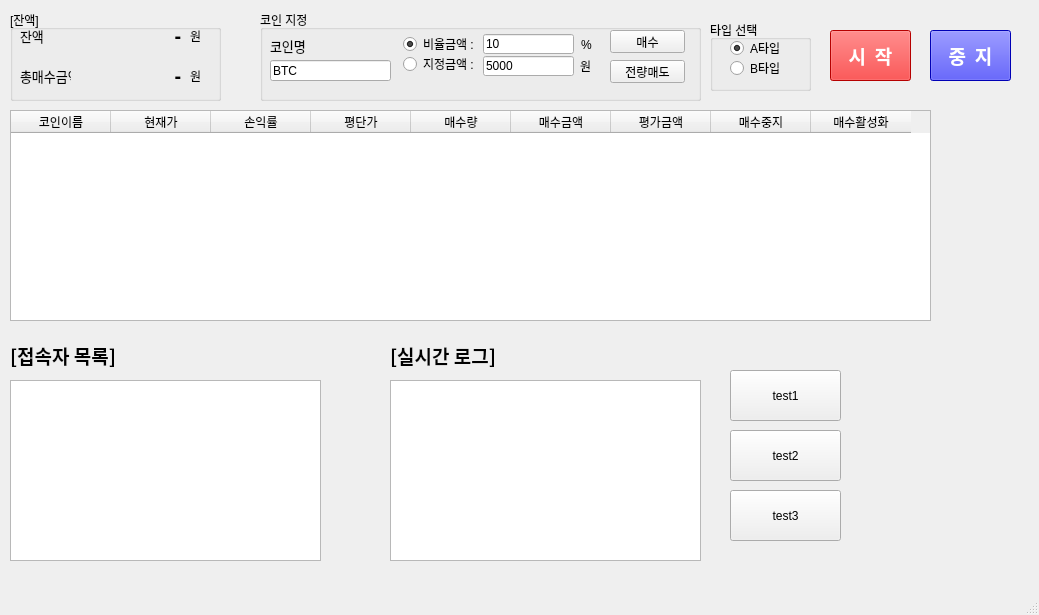
Above: upbit_project/Upbit_followTrading/manage/1103/ui_data/main_server.ui from sun-a-i/mandleda before the change. Below: the same form after it.
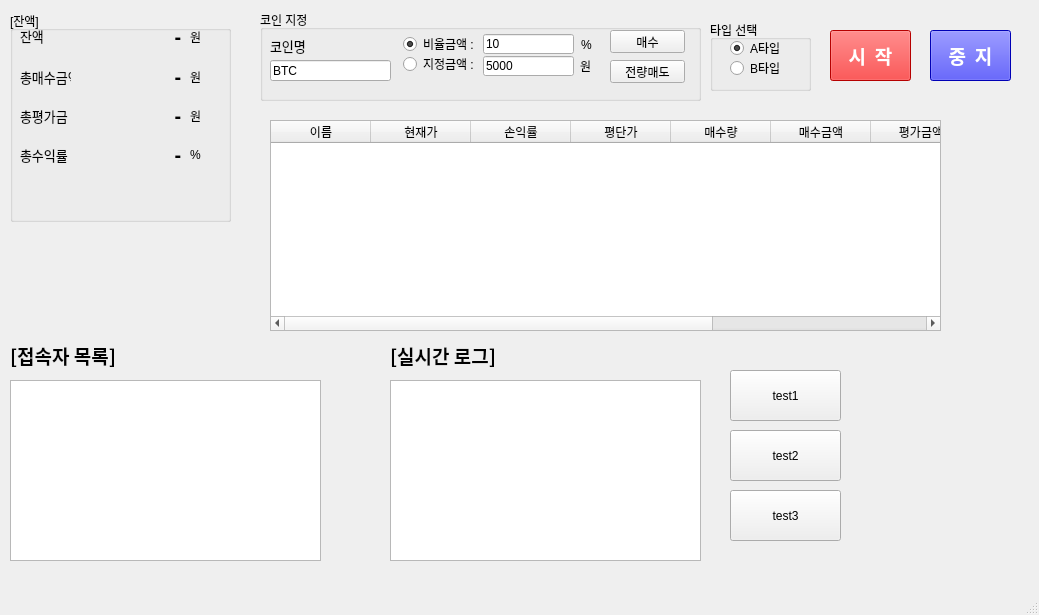
That is the form after the change.

```diff
--- a/upbit_project/Upbit_followTrading/manage/1103/ui_data/main_server.ui
+++ b/upbit_project/Upbit_followTrading/manage/1103/ui_data/main_server.ui
@@ -87,15 +87,15 @@
    <widget class="QTableWidget" name="table_coin">
     <property name="geometry">
      <rect>
-      <x>10</x>
-      <y>110</y>
-      <width>921</width>
+      <x>270</x>
+      <y>120</y>
+      <width>671</width>
       <height>211</height>
      </rect>
     </property>
     <column>
      <property name="text">
-      <string>코인이름</string>
+      <string>이름</string>
      </property>
     </column>
     <column>
@@ -130,12 +130,12 @@
     </column>
     <column>
      <property name="text">
-      <string>매수중지</string>
+      <string>중지</string>
      </property>
     </column>
     <column>
      <property name="text">
-      <string>매수활성화</string>
+      <string>활성화</string>
      </property>
     </column>
    </widget>
@@ -373,9 +373,9 @@
     <property name="geometry">
      <rect>
       <x>10</x>
-      <y>10</y>
-      <width>211</width>
-      <height>91</height>
+      <y>11</y>
+      <width>221</width>
+      <height>211</height>
      </rect>
     </property>
     <property name="title">
@@ -476,6 +476,122 @@
       <set>Qt::AlignRight|Qt::AlignTrailing|Qt::AlignVCenter</set>
      </property>
     </widget>
+    <widget class="QLabel" name="label_7">
+     <property name="geometry">
+      <rect>
+       <x>180</x>
+       <y>89</y>
+       <width>21</width>
+       <height>31</height>
+      </rect>
+     </property>
+     <property name="text">
+      <string>원</string>
+     </property>
+    </widget>
+    <widget class="QLabel" name="label_19">
+     <property name="geometry">
+      <rect>
+       <x>10</x>
+       <y>89</y>
+       <width>51</width>
+       <height>31</height>
+      </rect>
+     </property>
+     <property name="font">
+      <font>
+       <family>Agency FB</family>
+       <pointsize>10</pointsize>
+       <weight>50</weight>
+       <bold>false</bold>
+      </font>
+     </property>
+     <property name="text">
+      <string>총평가금</string>
+     </property>
+    </widget>
+    <widget class="QLabel" name="money_label_3">
+     <property name="geometry">
+      <rect>
+       <x>100</x>
+       <y>89</y>
+       <width>71</width>
+       <height>31</height>
+      </rect>
+     </property>
+     <property name="font">
+      <font>
+       <family>Agency FB</family>
+       <pointsize>14</pointsize>
+       <weight>75</weight>
+       <bold>true</bold>
+      </font>
+     </property>
+     <property name="text">
+      <string>-</string>
+     </property>
+     <property name="alignment">
+      <set>Qt::AlignRight|Qt::AlignTrailing|Qt::AlignVCenter</set>
+     </property>
+    </widget>
+    <widget class="QLabel" name="label_8">
+     <property name="geometry">
+      <rect>
+       <x>180</x>
+       <y>128</y>
+       <width>21</width>
+       <height>31</height>
+      </rect>
+     </property>
+     <property name="text">
+      <string>%</string>
+     </property>
+    </widget>
+    <widget class="QLabel" name="label_20">
+     <property name="geometry">
+      <rect>
+       <x>10</x>
+       <y>128</y>
+       <width>51</width>
+       <height>31</height>
+      </rect>
+     </property>
+     <property name="font">
+      <font>
+       <family>Agency FB</family>
+       <pointsize>10</pointsize>
+       <weight>50</weight>
+       <bold>false</bold>
+      </font>
+     </property>
+     <property name="text">
+      <string>총수익률</string>
+     </property>
+    </widget>
+    <widget class="QLabel" name="money_label_4">
+     <property name="geometry">
+      <rect>
+       <x>100</x>
+       <y>128</y>
+       <width>71</width>
+       <height>31</height>
+      </rect>
+     </property>
+     <property name="font">
+      <font>
+       <family>Agency FB</family>
+       <pointsize>14</pointsize>
+       <weight>75</weight>
+       <bold>true</bold>
+      </font>
+     </property>
+     <property name="text">
+      <string>-</string>
+     </property>
+     <property name="alignment">
+      <set>Qt::AlignRight|Qt::AlignTrailing|Qt::AlignVCenter</set>
+     </property>
+    </widget>
    </widget>
    <widget class="QPushButton" name="trading_start_btn">
     <property name="geometry">
```
